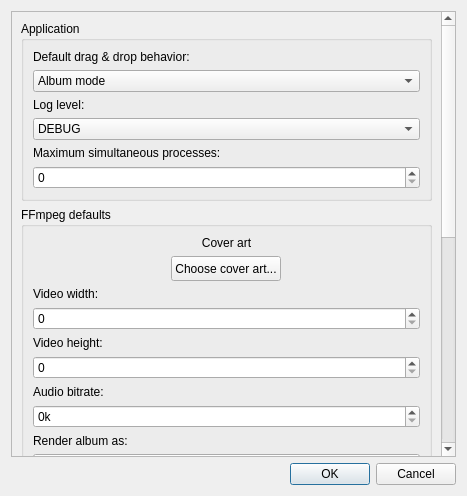
First picture: the form in ui/settingswindow.ui, repository 7x11x13/songs-to-youtube, before the edit.
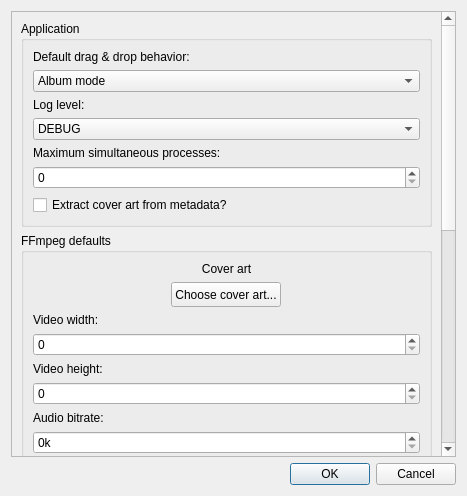
Second picture: the form after the edit. Custom widgets are drawn as their Qt base class.

Commit message: Load file metadata to get proper audio duration, cover art

The edit to the form file:
```diff
--- a/ui/settingswindow.ui
+++ b/ui/settingswindow.ui
@@ -46,7 +46,7 @@
         <x>0</x>
         <y>0</y>
         <width>433</width>
-        <height>861</height>
+        <height>886</height>
        </rect>
       </property>
       <property name="sizePolicy">
@@ -157,6 +157,16 @@
             </property>
            </widget>
           </item>
+          <item>
+           <widget class="SettingCheckBox" name="extractCoverArt">
+            <property name="layoutDirection">
+             <enum>Qt::LeftToRight</enum>
+            </property>
+            <property name="text">
+             <string>Extract cover art from metadata?</string>
+            </property>
+           </widget>
+          </item>
          </layout>
         </widget>
        </item>
```
The commit also changes 6 other files.
